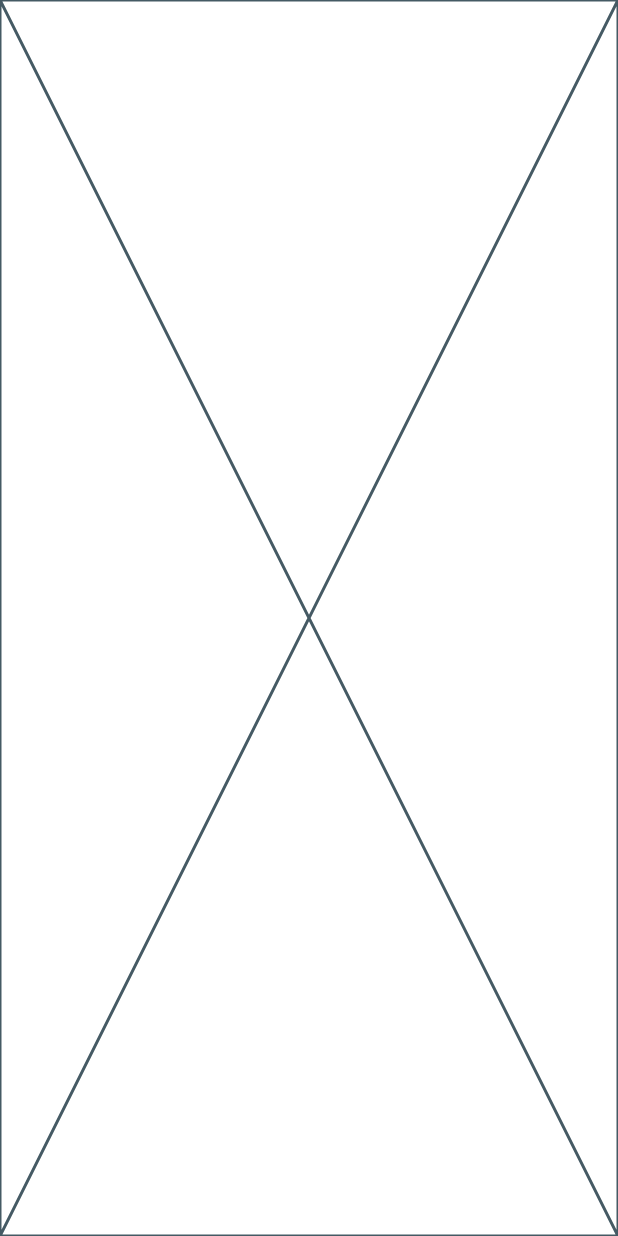
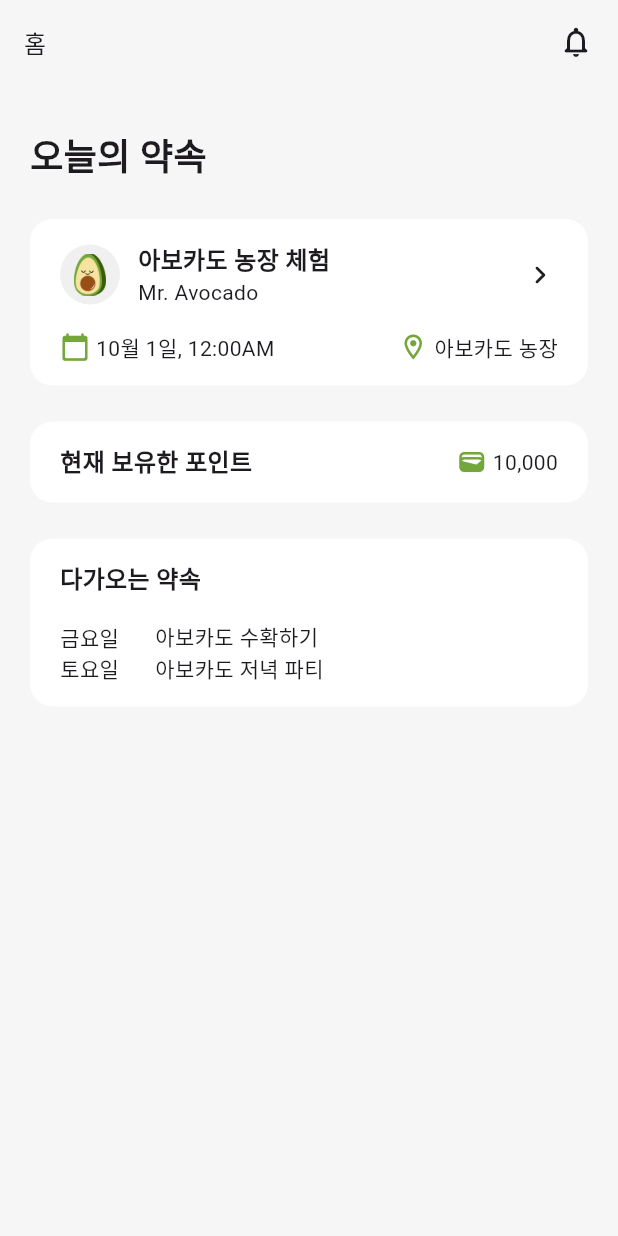
Before and after one commit to team-pravo/pravo-client, a Flutter app: the screen it shows after launch, on a phone screen of 412 x 824 dp. Run offline on Flutter 3.47's test engine with Material 3 defaults, Android fonts, the phone set to English and light mode, and no system bars; our stand-ins replace go_router.

Commit message:
feat: HomeScreen 구현 및 상세페이지 연결

```diff
--- a/lib/app/router.dart
+++ b/lib/app/router.dart
@@ -1,5 +1,5 @@
 import 'package:go_router/go_router.dart';
-import 'package:pravo_client/features/home/presentation/home_screen.dart';
+import 'package:pravo_client/features/home/presentation/screens/home_screen.dart';
 import 'package:pravo_client/features/setting/presentation/setting_screen.dart';
 
 class PravoRouter {
@@ -7,7 +7,7 @@ class PravoRouter {
     routes: [
       GoRoute(
         path: "/",
-        builder: (_, __) => const HomeScreen(),
+        builder: (_, __) => HomeScreen(),
       ),
       GoRoute(
         path: "/setting",
--- /dev/null
+++ b/lib/features/home/presentation/screens/home_screen.dart
@@ -0,0 +1,54 @@
+import 'package:flutter/material.dart';
+import 'package:pravo_client/features/home/presentation/widgets/my_point_widget.dart';
+import 'package:pravo_client/features/home/presentation/widgets/promise_widget.dart';
+import 'package:pravo_client/features/home/presentation/widgets/upcoming_widget.dart';
+
+class HomeScreen extends StatelessWidget {
+  const HomeScreen({super.key});
+
+  @override
+  Widget build(BuildContext context) {
+    return Scaffold(
+      appBar: AppBar(
+        title: const Row(
+          mainAxisAlignment: MainAxisAlignment.spaceBetween,
+          children: [
+            Text(
+              "홈",
+              style: TextStyle(
+                fontSize: 16,
+              ),
+            ),
+            Icon(Icons.notifications_none_rounded)
+          ],
+        ),
+      ),
+      body: SingleChildScrollView(
+        child: Padding(
+          padding: const EdgeInsets.symmetric(
+            vertical: 30,
+            horizontal: 20,
+          ),
+          child: Column(
+            crossAxisAlignment: CrossAxisAlignment.start,
+            children: [
+              const Text(
+                "오늘의 약속",
+                style: TextStyle(
+                  fontSize: 24,
+                  fontWeight: FontWeight.w600,
+                ),
+              ),
+              // 약속 위젯
+              PromiseWidget(),
+              // 현재 포유한 포인트
+              MyPointWidget(),
+              const UpcomingWidget()
+              // 다가오는 약속
+            ],
+          ),
+        ),
+      ),
+    );
+  }
+}
--- /dev/null
+++ b/lib/features/home/presentation/widgets/my_point_widget.dart
@@ -0,0 +1,56 @@
+import 'package:flutter/material.dart';
+
+class MyPointWidget extends StatelessWidget {
+  MyPointWidget({
+    super.key,
+  });
+
+  Color primaryColor = const Color.fromRGBO(116, 167, 57, 1);
+
+  @override
+  Widget build(BuildContext context) {
+    return Container(
+      margin: const EdgeInsets.only(
+        top: 24,
+      ),
+      padding: const EdgeInsets.symmetric(
+        vertical: 15,
+        horizontal: 20,
+      ),
+      decoration: BoxDecoration(
+        color: Colors.white,
+        borderRadius: BorderRadius.circular(15),
+      ),
+      child: Row(
+        mainAxisAlignment: MainAxisAlignment.spaceBetween,
+        children: [
+          const Text(
+            "현재 보유한 포인트",
+            style: TextStyle(
+              fontSize: 16,
+              fontWeight: FontWeight.w600,
+            ),
+          ),
+          Row(
+            children: [
+              Icon(
+                Icons.wallet,
+                size: 20,
+                color: primaryColor,
+              ),
+              const SizedBox(
+                width: 4,
+              ),
+              const Text(
+                "10,000",
+                style: TextStyle(
+                  fontSize: 14,
+                ),
+              ),
+            ],
+          )
+        ],
+      ),
+    );
+  }
+}
--- /dev/null
+++ b/lib/features/home/presentation/widgets/promise_widget.dart
@@ -0,0 +1,130 @@
+import 'package:flutter/material.dart';
+import 'package:pravo_client/features/promise_list/presentation/screens/promise_detail_screen.dart';
+
+class PromiseWidget extends StatelessWidget {
+  PromiseWidget({
+    super.key,
+  });
+
+  Color backgroundColor = const Color.fromRGBO(246, 246, 246, 1);
+  Color avatarBackgroundColor = const Color.fromRGBO(240, 240, 240, 1);
+  Color primaryColor = const Color.fromRGBO(116, 167, 57, 1);
+
+  @override
+  Widget build(BuildContext context) {
+    return GestureDetector(
+      onTap: () {
+        // 약속 상세 페이지로 이동
+        Navigator.push(
+          context,
+          MaterialPageRoute(
+            builder: (context) => const PromiseDetailScreen(),
+          ),
+        );
+      },
+      child: Container(
+        margin: const EdgeInsets.only(
+          top: 24,
+        ),
+        padding: const EdgeInsets.symmetric(
+          vertical: 15,
+          horizontal: 20,
+        ),
+        decoration: BoxDecoration(
+          color: Colors.white,
+          borderRadius: BorderRadius.circular(15),
+        ),
+        child: Column(
+          children: [
+            Row(
+              mainAxisAlignment: MainAxisAlignment.spaceBetween,
+              children: [
+                Row(
+                  children: [
+                    CircleAvatar(
+                      backgroundColor: avatarBackgroundColor,
+                      child: Padding(
+                        padding: const EdgeInsets.all(6),
+                        child: Image.asset(
+                          'assets/images/avocado.png',
+                        ),
+                      ),
+                    ),
+                    Container(
+                      margin: const EdgeInsets.only(left: 12),
+                      child: const Column(
+                        crossAxisAlignment: CrossAxisAlignment.start,
+                        children: [
+                          Text(
+                            "아보카도 농장 체험",
+                            style: TextStyle(
+                              fontSize: 16,
+                              fontWeight: FontWeight.w600,
+                            ),
+                          ),
+                          Text(
+                            "Mr. Avocado",
+                            style: TextStyle(
+                              fontSize: 14,
+                            ),
+                          ),
+                        ],
+                      ),
+                    )
+                  ],
+                ),
+                const Icon(Icons.chevron_right_rounded)
+              ],
+            ),
+            Container(
+              margin: const EdgeInsets.only(
+                top: 16,
+              ),
+              child: Row(
+                mainAxisAlignment: MainAxisAlignment.spaceBetween,
+                children: [
+                  Row(
+                    children: [
+                      Icon(
+                        Icons.calendar_today_rounded,
+                        size: 20,
+                        color: primaryColor,
+                      ),
+                      const SizedBox(
+                        width: 4,
+                      ),
+                      const Text(
+                        "10월 1일, 12:00AM",
+                        style: TextStyle(
+                          fontSize: 14,
+                        ),
+                      ),
+                    ],
+                  ),
+                  Row(
+                    children: [
+                      Icon(
+                        Icons.location_on_outlined,
+                        size: 20,
+                        color: primaryColor,
+                      ),
+                      const SizedBox(
+                        width: 4,
+                      ),
+                      const Text(
+                        "아보카도 농장",
+                        style: TextStyle(
+                          fontSize: 14,
+                        ),
+                      ),
+                    ],
+                  )
+                ],
+              ),
+            )
+          ],
+        ),
+      ),
+    );
+  }
+}
--- /dev/null
+++ b/lib/features/home/presentation/widgets/upcoming_widget.dart
@@ -0,0 +1,64 @@
+import 'package:flutter/material.dart';
+
+class UpcomingWidget extends StatelessWidget {
+  const UpcomingWidget({
+    super.key,
+  });
+
+  @override
+  Widget build(BuildContext context) {
+    return Container(
+      margin: const EdgeInsets.only(
+        top: 24,
+      ),
+      padding: const EdgeInsets.symmetric(
+        vertical: 15,
+        horizontal: 20,
+      ),
+      decoration: BoxDecoration(
+        color: Colors.white,
+        borderRadius: BorderRadius.circular(15),
+      ),
+      width: double.infinity,
+      child: const Column(
+        crossAxisAlignment: CrossAxisAlignment.start,
+        children: [
+          Text(
+            "다가오는 약속",
+            style: TextStyle(
+              fontSize: 16,
+              fontWeight: FontWeight.w600,
+            ),
+          ),
+          Padding(
+            padding: EdgeInsets.only(
+              top: 16,
+            ),
+            child: Column(
+              children: [
+                Row(
+                  children: [
+                    Text("금요일"),
+                    SizedBox(
+                      width: 24,
+                    ),
+                    Text("아보카도 수확하기"),
+                  ],
+                ),
+                Row(
+                  children: [
+                    Text("토요일"),
+                    SizedBox(
+                      width: 24,
+                    ),
+                    Text("아보카도 저녁 파티"),
+                  ],
+                )
+              ],
+            ),
+          )
+        ],
+      ),
+    );
+  }
+}
--- /dev/null
+++ b/lib/features/promise_list/presentation/screens/promise_detail_screen.dart
@@ -0,0 +1,16 @@
+// 약속 상세 페이지 (home 또는 promise_list 페이지 모두에서 접근 가능)
+
+import 'package:flutter/material.dart';
+
+class PromiseDetailScreen extends StatelessWidget {
+  const PromiseDetailScreen({super.key});
+
+  @override
+  Widget build(BuildContext context) {
+    return const Scaffold(
+      body: Center(
+        child: Text('약속 상세 페이지'),
+      ),
+    );
+  }
+}
--- a/lib/features/home/presentation/home_screen.dart
+++ b/lib/features/promise_list/presentation/screens/promise_list_screen.dart
@@ -1,7 +1,9 @@
+// 약속 목록 페이지
+
 import 'package:flutter/material.dart';
 
-class HomeScreen extends StatelessWidget {
-  const HomeScreen({super.key});
+class PromiseListScreen extends StatelessWidget {
+  const PromiseListScreen({super.key});
 
   @override
   Widget build(BuildContext context) {
--- a/lib/main.dart
+++ b/lib/main.dart
@@ -6,10 +6,18 @@ void main() {
 }
 
 class _App extends StatelessWidget {
+  Color backgroundColor = const Color.fromRGBO(246, 246, 246, 1);
+
   @override
   Widget build(BuildContext context) {
     return MaterialApp.router(
       routerConfig: PravoRouter.router,
+      theme: ThemeData(
+        scaffoldBackgroundColor: backgroundColor,
+        appBarTheme: AppBarTheme(backgroundColor: backgroundColor),
+        bottomNavigationBarTheme:
+            BottomNavigationBarThemeData(backgroundColor: backgroundColor),
+      ),
     );
   }
 }
```
Also changed, not shown: pubspec.yaml (+3 -4 lines), assets/images/avocado.png (added).
